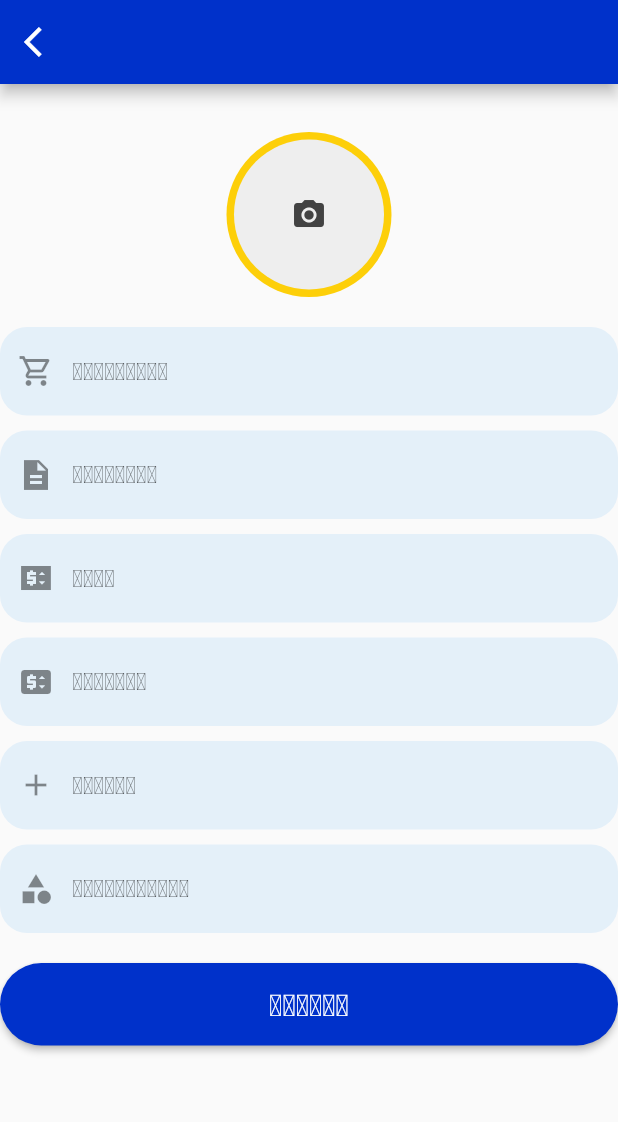
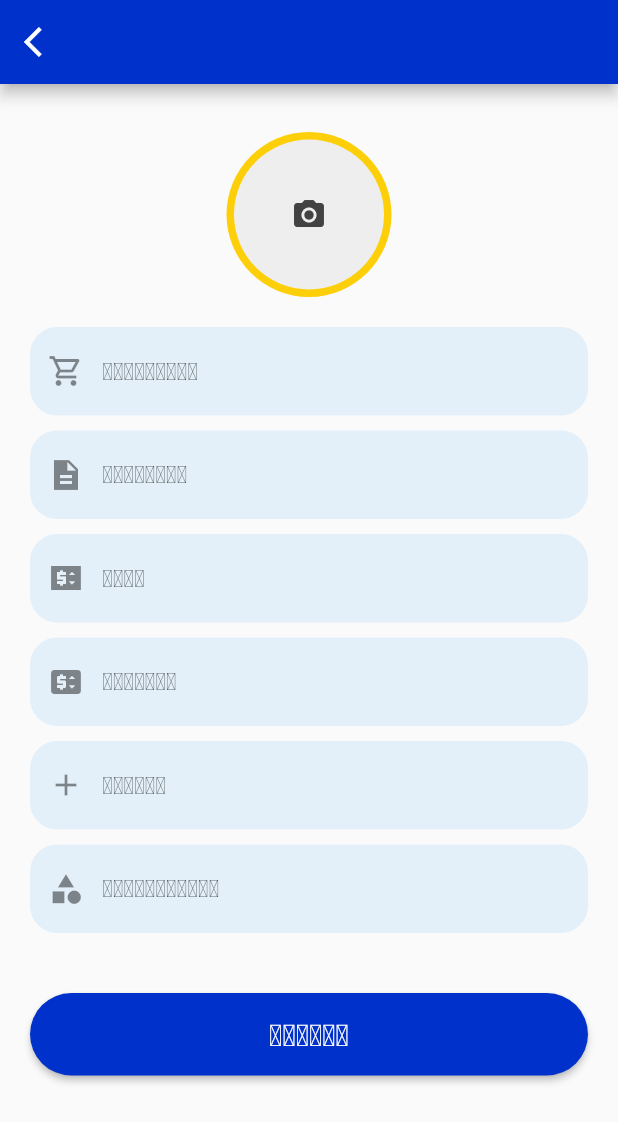
Before and after one commit to finalcccc/addmanee, a Flutter app: the screen it shows after launch, after a tap on "ລ໋ອກອິນ", after a tap on "ເພີ່ມສິນຄ້າ", on a phone screen of 412 x 824 dp. Shown: the top 1122 px of the screen. Run offline on Flutter 3.47's test engine with Material 2 defaults, Android fonts, the light colour scheme and no system bars; our stand-ins replace cloud_firestore, firebase_core, form_field_validator, image_picker; accounts and stored records are empty.

Commit message:
last update final project

```diff
--- a/lib/celement/router.dart
+++ b/lib/celement/router.dart
@@ -1,3 +1,5 @@
+// ignore_for_file: non_constant_identifier_names, camel_case_types
+
 class route {
   static String prodc = '/viewproduct';
   static String register = '/Register';
--- a/lib/main.dart
+++ b/lib/main.dart
@@ -1,10 +1,11 @@
 import 'package:flutter/material.dart';
-import 'package:untitled1/mainpage/m_order.dart';
-import 'package:untitled1/mainpage/peoduct.dart';
-import 'package:untitled1/mainpage/product.dart';
+import 'package:untitled1/mainpage/manageOrder.dart';
+import 'package:untitled1/mainpage/receiveOrder.dart';
+import 'package:untitled1/mainpage/appProduct.dart';
 import 'package:untitled1/celement/router.dart';
+import 'package:untitled1/mainpage/supplyer.dart';
 import 'screen/register.dart';
-import 'screen/screen.dart';
+import 'screen/splashScreen .dart';
 
 void main() {
   runApp(const MyApp());
@@ -19,12 +20,13 @@ class MyApp extends StatelessWidget {
       debugShowCheckedModeBanner: false,
       title: 'Flutter Demo',
       theme: ThemeData(),
-      home: const SplatScreen(),
+      home: const SplashScreen(),
       routes: <String, WidgetBuilder>{
-        route.prodc: (BuildContext context) => const veiwproduct(),
+        route.prodc: (BuildContext context) => const ReceiveOrder(),
         route.register: (BuildContext context) => const Register(),
-        route.product: (BuildContext context) => const Product(),
-        route.m_orders: (BuildContext context) => const m_order(),
+        route.product: (BuildContext context) => const AddProduct(),
+        route.m_orders: (BuildContext context) => const ManageOrder(),
+        route.suppliyer: (BuildContext context) => const Suppliyer(),
       },
     );
   }
--- /dev/null
+++ b/lib/mainpage/appProduct.dart
@@ -0,0 +1,187 @@
+import 'dart:io';
+import 'dart:async';
+import 'package:flutter/material.dart';
+import 'package:untitled1/celement/elements.dart';
+import 'package:image_picker/image_picker.dart';
+
+class AddProduct extends StatefulWidget {
+  const AddProduct({Key? key}) : super(key: key);
+
+  @override
+  State<AddProduct> createState() => _AddProductState();
+}
+
+class _AddProductState extends State<AddProduct> {
+  File? image;
+
+  Future pickimage() async {
+    final image = await ImagePicker().pickImage(source: ImageSource.gallery);
+    if (image == null) return;
+    var imageTemporary = File(image.path);
+    setState(
+      () {
+        this.image = imageTemporary;
+      },
+    );
+  }
+
+  @override
+  Widget build(BuildContext context) {
+    return Scaffold(
+      appBar: AppBar(
+        backgroundColor: element.main,
+        leading: element.backpage(context),
+      ),
+      body: SingleChildScrollView(
+        child: Column(
+          children: <Widget>[
+            const SizedBox(
+              height: 32,
+            ),
+            Center(
+              child: GestureDetector(
+                onTap: () {
+                  pickimage();
+                },
+                child: CircleAvatar(
+                  radius: 55,
+                  backgroundColor: const Color(0xffFDCF09),
+                  child: image != null
+                      ? ClipRRect(
+                          borderRadius: BorderRadius.circular(10),
+                          child: Image.file(
+                            image!,
+                            width: 100,
+                            height: 100,
+                            fit: BoxFit.fitHeight,
+                          ),
+                        )
+                      : Container(
+                          decoration: BoxDecoration(
+                              color: Colors.grey[200],
+                              borderRadius: BorderRadius.circular(50)),
+                          width: 100,
+                          height: 100,
+                          child: Icon(
+                            Icons.camera_alt,
+                            color: Colors.grey[800],
+                          ),
+                        ),
+                ),
+              ),
+            ),
+            const SizedBox(
+              height: 20,
+            ),
+            _inputFields(context)
+          ],
+        ),
+      ),
+    );
+  }
+}
+
+_inputFields(context) {
+  return Padding(
+    padding: const EdgeInsets.only(right: 20, left: 20),
+    child: Column(
+      crossAxisAlignment: CrossAxisAlignment.stretch,
+      children: [
+        TextField(
+          decoration: InputDecoration(
+            hintText: "ຊື່ສິນຄ້າ",
+            fillColor: Theme.of(context).primaryColor.withOpacity(0.1),
+            filled: true,
+            prefixIcon: const Icon(Icons.shopping_cart_outlined),
+            border: OutlineInputBorder(
+              borderRadius: BorderRadius.circular(18),
+              borderSide: BorderSide.none,
+            ),
+          ),
+        ),
+        const SizedBox(height: 10),
+        TextField(
+          decoration: InputDecoration(
+            hintText: "ລາຍລະອຽດ",
+            fillColor: Theme.of(context).primaryColor.withOpacity(0.1),
+            filled: true,
+            prefixIcon: const Icon(Icons.description_sharp),
+            border: OutlineInputBorder(
+              borderRadius: BorderRadius.circular(18),
+              borderSide: BorderSide.none,
+            ),
+          ),
+        ),
+        const SizedBox(height: 10),
+        TextField(
+          decoration: InputDecoration(
+            hintText: "ລາຄາ",
+            fillColor: Theme.of(context).primaryColor.withOpacity(0.1),
+            filled: true,
+            prefixIcon: const Icon(Icons.price_change_sharp),
+            border: OutlineInputBorder(
+              borderRadius: BorderRadius.circular(18),
+              borderSide: BorderSide.none,
+            ),
+          ),
+        ),
+        const SizedBox(height: 10),
+        TextField(
+          decoration: InputDecoration(
+            hintText: "ລາຄາທືນ",
+            fillColor: Theme.of(context).primaryColor.withOpacity(0.1),
+            filled: true,
+            prefixIcon: const Icon(Icons.price_change),
+            border: OutlineInputBorder(
+              borderRadius: BorderRadius.circular(18),
+              borderSide: BorderSide.none,
+            ),
+          ),
+        ),
+        const SizedBox(height: 10),
+        TextField(
+          decoration: InputDecoration(
+            hintText: "ຈຳນວນ",
+            fillColor: Theme.of(context).primaryColor.withOpacity(0.1),
+            filled: true,
+            prefixIcon: const Icon(Icons.add),
+            border: OutlineInputBorder(
+              borderRadius: BorderRadius.circular(18),
+              borderSide: BorderSide.none,
+            ),
+          ),
+        ),
+        const SizedBox(height: 10),
+        TextField(
+          decoration: InputDecoration(
+            hintText: "ປະເພດສິນຄ້າ",
+            fillColor: Theme.of(context).primaryColor.withOpacity(0.1),
+            filled: true,
+            prefixIcon: const Icon(Icons.category),
+            border: OutlineInputBorder(
+              borderRadius: BorderRadius.circular(18),
+              borderSide: BorderSide.none,
+            ),
+          ),
+        ),
+        const SizedBox(height: 40),
+        ElevatedButton(
+          onPressed: () {
+            // Navigator.pushReplacement(
+            //   context,
+            //   MaterialPageRoute(builder: (context) => const login()),
+            //  );
+          },
+          style: ElevatedButton.styleFrom(
+              primary: element.main,
+              shape: const StadiumBorder(),
+              padding: const EdgeInsets.symmetric(vertical: 16)),
+          child: const Text(
+            "ບັນທືກ",
+            style: TextStyle(fontSize: 20),
+          ),
+        ),
+      ],
+    ),
+  );
+}
--- a/lib/mainpage/product.dart
+++ /dev/null
@@ -1,184 +0,0 @@
-import 'dart:io';
-import 'dart:async';
-import 'package:flutter/material.dart';
-import 'package:untitled1/celement/elements.dart';
-import 'package:image_picker/image_picker.dart';
-
-class Product extends StatefulWidget {
-  const Product({Key? key}) : super(key: key);
-
-  @override
-  State<Product> createState() => _ProductState();
-}
-
-class _ProductState extends State<Product> {
-  File? imagep;
-
-  Future pickimage() async {
-    final image = await ImagePicker().pickImage(source: ImageSource.gallery);
-    if (image == null) return;
-    var imageTemporary = File(image.path);
-    setState(
-      () {
-        this.imagep = imageTemporary;
-      },
-    );
-  }
-
-  @override
-  Widget build(BuildContext context) {
-    return Scaffold(
-      appBar: AppBar(
-        backgroundColor: element.main,
-        leading: element.backpage(context),
-      ),
-      body: SingleChildScrollView(
-        child: Column(
-          children: <Widget>[
-            const SizedBox(
-              height: 32,
-            ),
-            Center(
-              child: GestureDetector(
-                onTap: () {
-                  pickimage();
-                },
-                child: CircleAvatar(
-                  radius: 55,
-                  backgroundColor: const Color(0xffFDCF09),
-                  child: imagep != null
-                      ? ClipRRect(
-                          borderRadius: BorderRadius.circular(10),
-                          child: Image.file(
-                            imagep!,
-                            width: 100,
-                            height: 100,
-                            fit: BoxFit.fitHeight,
-                          ),
-                        )
-                      : Container(
-                          decoration: BoxDecoration(
-                              color: Colors.grey[200],
-                              borderRadius: BorderRadius.circular(50)),
-                          width: 100,
-                          height: 100,
-                          child: Icon(
-                            Icons.camera_alt,
-                            color: Colors.grey[800],
-                          ),
-                        ),
-                ),
-              ),
-            ),
-            const SizedBox(
-              height: 20,
-            ),
-            _inputFields(context)
-          ],
-        ),
-      ),
-    );
-  }
-}
-
-_inputFields(context) {
-  return Column(
-    crossAxisAlignment: CrossAxisAlignment.stretch,
-    children: [
-      TextField(
-        decoration: InputDecoration(
-          hintText: "ຊື່ສິນຄ້າ",
-          fillColor: Theme.of(context).primaryColor.withOpacity(0.1),
-          filled: true,
-          prefixIcon: const Icon(Icons.shopping_cart_outlined),
-          border: OutlineInputBorder(
-            borderRadius: BorderRadius.circular(18),
-            borderSide: BorderSide.none,
-          ),
-        ),
-      ),
-      const SizedBox(height: 10),
-      TextField(
-        decoration: InputDecoration(
-          hintText: "ລາຍລະອຽດ",
-          fillColor: Theme.of(context).primaryColor.withOpacity(0.1),
-          filled: true,
-          prefixIcon: const Icon(Icons.description_sharp),
-          border: OutlineInputBorder(
-            borderRadius: BorderRadius.circular(18),
-            borderSide: BorderSide.none,
-          ),
-        ),
-      ),
-      const SizedBox(height: 10),
-      TextField(
-        decoration: InputDecoration(
-          hintText: "ລາຄາ",
-          fillColor: Theme.of(context).primaryColor.withOpacity(0.1),
-          filled: true,
-          prefixIcon: const Icon(Icons.price_change_sharp),
-          border: OutlineInputBorder(
-            borderRadius: BorderRadius.circular(18),
-            borderSide: BorderSide.none,
-          ),
-        ),
-      ),
-      const SizedBox(height: 10),
-      TextField(
-        decoration: InputDecoration(
-          hintText: "ລາຄາທືນ",
-          fillColor: Theme.of(context).primaryColor.withOpacity(0.1),
-          filled: true,
-          prefixIcon: const Icon(Icons.price_change),
-          border: OutlineInputBorder(
-            borderRadius: BorderRadius.circular(18),
-            borderSide: BorderSide.none,
-          ),
-        ),
-      ),
-      const SizedBox(height: 10),
-      TextField(
-        decoration: InputDecoration(
-          hintText: "ຈຳນວນ",
-          fillColor: Theme.of(context).primaryColor.withOpacity(0.1),
-          filled: true,
-          prefixIcon: const Icon(Icons.add),
-          border: OutlineInputBorder(
-            borderRadius: BorderRadius.circular(18),
-            borderSide: BorderSide.none,
-          ),
-        ),
-      ),
-      const SizedBox(height: 10),
-      TextField(
-        decoration: InputDecoration(
-          hintText: "ປະເພດສິນຄ້າ",
-          fillColor: Theme.of(context).primaryColor.withOpacity(0.1),
-          filled: true,
-          prefixIcon: const Icon(Icons.category),
-          border: OutlineInputBorder(
-            borderRadius: BorderRadius.circular(18),
-            borderSide: BorderSide.none,
-          ),
-        ),
-      ),
-      const SizedBox(height: 20),
-      ElevatedButton(
-        onPressed: () {
-          // Navigator.pushReplacement(
-          //   context,
-          //   MaterialPageRoute(builder: (context) => const login()),
-          //  );
-        },
-        style: ElevatedButton.styleFrom(
-            primary: element.main,
-            shape: const StadiumBorder(),
-            padding: const EdgeInsets.symmetric(vertical: 16)),
-        child: const Text(
-          "ບັນທືກ",
-          style: TextStyle(fontSize: 20),
-        ),
-      ),
-    ],
-  );
-}
--- a/lib/mainpage/supplyer.dart
+++ b/lib/mainpage/supplyer.dart
@@ -61,7 +61,7 @@ class _SuppliyerState extends State<Suppliyer> {
       children: [
         TextField(
           decoration: InputDecoration(
-            hintText: "ຊື່",
+            hintText: "ຊື່ ແລະ ນາມສະກຸນ",
             fillColor: Theme.of(context).primaryColor.withOpacity(0.1),
             filled: true,
             prefixIcon: const Icon(Icons.person),
@@ -125,7 +125,7 @@ class _SuppliyerState extends State<Suppliyer> {
             ),
           ),
         ),
-        const SizedBox(height: 20),
+        const SizedBox(height: 40),
         ElevatedButton(
           onPressed: () {
             // Navigator.pushReplacement(
```
Also changed, not shown: lib/common/cart.dart (+13 -9 lines), lib/mainpage/manageOrder.dart (renamed from lib/mainpage/m_order.dart, +4 -6 lines), lib/mainpage/receiveOrder.dart (renamed from lib/mainpage/peoduct.dart, +4 -6 lines), lib/screen/register.dart (+34 -22 lines), lib/screen/splashScreen .dart (renamed from lib/screen/screen.dart, +5 -5 lines).
